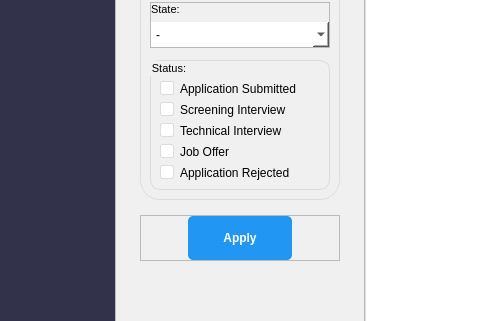
Above: docs/ui_files/main_window.ui from AdamZieman/JobApplicationVault before the change; both pictures show x 85 to 565 and y 327 to 648 of the 1203 by 878 pixel window. Below: the same form after it.
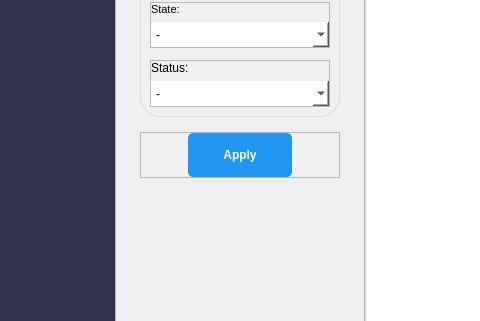
That is the form after the change.

Commit message: Changes filter check box to combo box

The edit to the form file:
```diff
--- a/docs/ui_files/main_window.ui
+++ b/docs/ui_files/main_window.ui
@@ -272,6 +272,9 @@
             <property name="orientation">
              <enum>Qt::Vertical</enum>
             </property>
+            <property name="sizeType">
+             <enum>QSizePolicy::Expanding</enum>
+            </property>
             <property name="sizeHint" stdset="0">
              <size>
               <width>20</width>
@@ -1061,76 +1064,83 @@
                      </widget>
                     </item>
                     <item>
-                     <widget class="QGroupBox" name="application_status_filter_groupbox">
-                      <property name="font">
-                       <font>
-                        <pointsize>8</pointsize>
-                        <weight>50</weight>
-                        <bold>false</bold>
-                       </font>
+                     <widget class="QFrame" name="application_status_filter_frame">
+                      <property name="minimumSize">
+                       <size>
+                        <width>0</width>
+                        <height>0</height>
+                       </size>
                       </property>
-                      <property name="styleSheet">
-                       <string notr="true">QGroupBox {
-    padding-top: 0px;
-    color: black;
-    border-radius: 10px;
-}
-
-QCheckBox:Indicator:Unchecked {
-    border: 1px solid rgb(220, 220, 220);
-    border-radius: 2px;
-    background-color: white;
-}</string>
+                      <property name="frameShape">
+                       <enum>QFrame::StyledPanel</enum>
                       </property>
-                      <property name="title">
+                      <property name="frameShadow">
+                       <enum>QFrame::Raised</enum>
+                      </property>
+                      <layout class="QVBoxLayout" name="verticalLayout">
+                       <property name="leftMargin">
+                        <number>0</number>
+                       </property>
+                       <property name="topMargin">
+                        <number>0</number>
+                       </property>
+                       <property name="rightMargin">
+                        <number>0</number>
+                       </property>
+                       <property name="bottomMargin">
+                        <number>0</number>
+                       </property>
+                       <item>
+                        <widget class="QLabel" name="application_status_filter_label">
+                         <property name="text">
                        <string>Status:</string>
                       </property>
-                      <property name="alignment">
-                       <set>Qt::AlignLeading|Qt::AlignLeft|Qt::AlignVCenter</set>
-                      </property>
-                      <property name="flat">
-                       <bool>true</bool>
-                      </property>
-                      <layout class="QVBoxLayout" name="applicationStatusFilterGroupBox_layout">
-                       <property name="topMargin">
-                        <number>20</number>
-                       </property>
+                        </widget>
+                       </item>
+                       <item>
+                        <widget class="QComboBox" name="application_status_filter_combo_box">
+                         <property name="minimumSize">
+                          <size>
+                           <width>0</width>
+                           <height>25</height>
+                          </size>
+                         </property>
+                         <property name="maximumSize">
+                          <size>
+                           <width>16777215</width>
+                           <height>25</height>
+                          </size>
+                         </property>
                        <item>
-                        <widget class="QCheckBox" name="application_submitted_checkbox">
-                         <property name="autoFillBackground">
-                          <bool>false</bool>
-                         </property>
+                          <property name="text">
+                           <string>-</string>
+                          </property>
+                         </item>
+                         <item>
                          <property name="text">
                           <string>Application Submitted</string>
                          </property>
-                        </widget>
                        </item>
                        <item>
-                        <widget class="QCheckBox" name="screening_interview_checkbox">
                          <property name="text">
                           <string>Screening Interview</string>
                          </property>
-                        </widget>
                        </item>
                        <item>
-                        <widget class="QCheckBox" name="technical_interview_checkbox">
                          <property name="text">
                           <string>Technical Interview</string>
                          </property>
-                        </widget>
                        </item>
                        <item>
-                        <widget class="QCheckBox" name="job_offer_check_box">
                          <property name="text">
                           <string>Job Offer</string>
                          </property>
-                        </widget>
                        </item>
                        <item>
-                        <widget class="QCheckBox" name="application_rejected_checkbox">
                          <property name="text">
                           <string>Application Rejected</string>
                          </property>
+                         </item>
                         </widget>
                        </item>
                       </layout>
```
Lines whose indentation alone changed are shown as unchanged. The commit also changes 1 other file.
